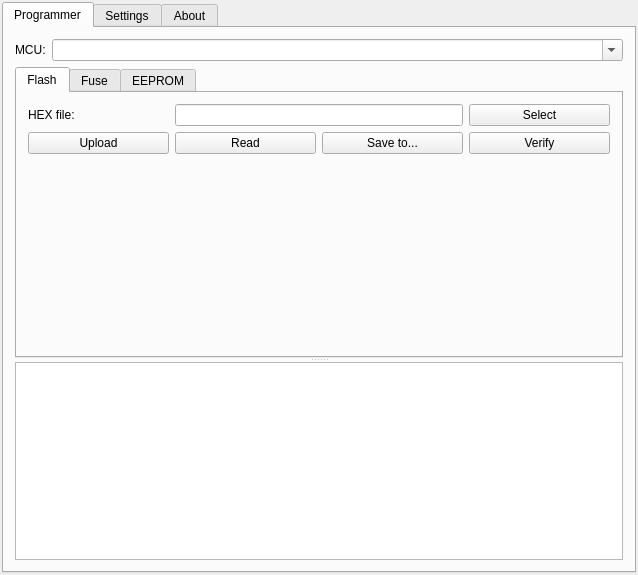
Qt form src/qavr.ui (h4tr3d/qavr) before a commit.
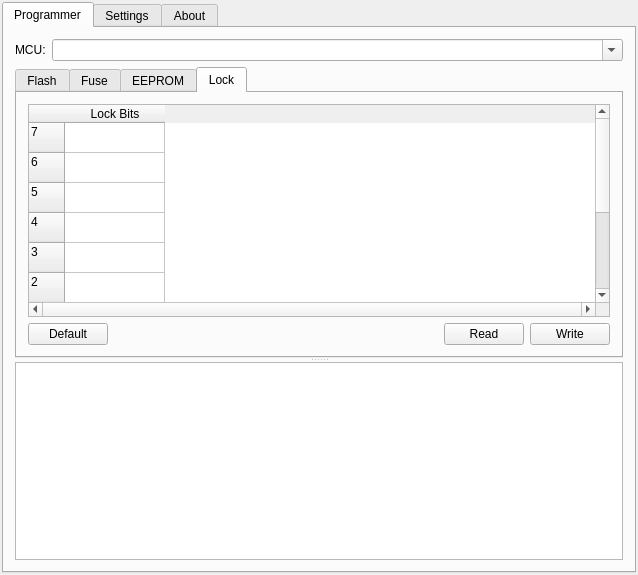
The same form after that commit. The open tabs and pages were chosen to show the change.

Commit message: Реализована поддержка lock-битов Реализована возможность выбора формата прошивки для Flash и EEPROM Скорректирована утилита для преобразования XML описаний из комплекта AvrStudio в формат, понятный для QAvr: теперь учитываются lock биты.

```diff
--- a/src/qavr.ui
+++ b/src/qavr.ui
@@ -53,7 +53,7 @@
          <property name="orientation">
           <enum>Qt::Vertical</enum>
          </property>
-         <widget class="QTabWidget" name="tabWidget">
+         <widget class="QTabWidget" name="programmer_tabs">
           <property name="currentIndex">
            <number>0</number>
           </property>
@@ -62,27 +62,34 @@
             <string>Flash</string>
            </attribute>
            <layout class="QGridLayout" name="gridLayout">
-            <item row="0" column="0">
+            <item row="0" column="0" colspan="4">
+             <layout class="QHBoxLayout" name="horizontalLayout_4">
+              <item>
              <widget class="QLabel" name="label_7">
               <property name="text">
-               <string>HEX file:</string>
+                 <string>flash file:</string>
               </property>
              </widget>
             </item>
-            <item row="0" column="1" colspan="2">
-             <widget class="QLineEdit" name="hex_file">
+              <item>
+               <widget class="QLineEdit" name="flash_file">
               <property name="readOnly">
                <bool>true</bool>
               </property>
              </widget>
             </item>
-            <item row="0" column="3">
+              <item>
+               <widget class="QComboBox" name="flash_format"/>
+              </item>
+              <item>
              <widget class="QPushButton" name="select_hex_file">
               <property name="text">
                <string>Select</string>
               </property>
              </widget>
             </item>
+             </layout>
+            </item>
             <item row="1" column="0">
              <widget class="QPushButton" name="hex_upload">
               <property name="text">
@@ -276,23 +283,30 @@
             <string>EEPROM</string>
            </attribute>
            <layout class="QGridLayout" name="gridLayout_2">
-            <item row="0" column="0">
+            <item row="0" column="0" colspan="4">
+             <layout class="QHBoxLayout" name="horizontalLayout_5">
+              <item>
              <widget class="QLabel" name="label_9">
               <property name="text">
                <string>EEPROM file:</string>
               </property>
              </widget>
             </item>
-            <item row="0" column="1" colspan="2">
+              <item>
              <widget class="QLineEdit" name="eeprom_file"/>
             </item>
-            <item row="0" column="3">
+              <item>
+               <widget class="QComboBox" name="eeprom_format"/>
+              </item>
+              <item>
              <widget class="QPushButton" name="select_eeprom">
               <property name="text">
                <string>Select</string>
               </property>
              </widget>
             </item>
+             </layout>
+            </item>
             <item row="1" column="0">
              <widget class="QPushButton" name="upload_eeprom">
               <property name="text">
@@ -310,7 +324,7 @@
             <item row="1" column="2">
              <widget class="QPushButton" name="save_eeprom">
               <property name="text">
-               <string>Save to..</string>
+               <string>Save to...</string>
               </property>
              </widget>
             </item>
@@ -336,6 +350,141 @@
             </item>
            </layout>
           </widget>
+          <widget class="QWidget" name="tab_7">
+           <attribute name="title">
+            <string>Lock</string>
+           </attribute>
+           <layout class="QVBoxLayout" name="verticalLayout_4">
+            <item>
+             <widget class="QTableWidget" name="lock_table">
+              <property name="verticalScrollBarPolicy">
+               <enum>Qt::ScrollBarAlwaysOn</enum>
+              </property>
+              <property name="horizontalScrollBarPolicy">
+               <enum>Qt::ScrollBarAlwaysOn</enum>
+              </property>
+              <property name="showGrid">
+               <bool>true</bool>
+              </property>
+              <property name="rowCount">
+               <number>9</number>
+              </property>
+              <row>
+               <property name="text">
+                <string>7</string>
+               </property>
+               <property name="textAlignment">
+                <set>AlignLeft|AlignTop</set>
+               </property>
+              </row>
+              <row>
+               <property name="text">
+                <string>6</string>
+               </property>
+               <property name="textAlignment">
+                <set>AlignLeft|AlignTop</set>
+               </property>
+              </row>
+              <row>
+               <property name="text">
+                <string>5</string>
+               </property>
+               <property name="textAlignment">
+                <set>AlignLeft|AlignTop</set>
+               </property>
+              </row>
+              <row>
+               <property name="text">
+                <string>4</string>
+               </property>
+               <property name="textAlignment">
+                <set>AlignLeft|AlignTop</set>
+               </property>
+              </row>
+              <row>
+               <property name="text">
+                <string>3</string>
+               </property>
+               <property name="textAlignment">
+                <set>AlignLeft|AlignTop</set>
+               </property>
+              </row>
+              <row>
+               <property name="text">
+                <string>2</string>
+               </property>
+               <property name="textAlignment">
+                <set>AlignLeft|AlignTop</set>
+               </property>
+              </row>
+              <row>
+               <property name="text">
+                <string>1</string>
+               </property>
+               <property name="textAlignment">
+                <set>AlignLeft|AlignTop</set>
+               </property>
+              </row>
+              <row>
+               <property name="text">
+                <string>0</string>
+               </property>
+               <property name="textAlignment">
+                <set>AlignLeft|AlignTop</set>
+               </property>
+              </row>
+              <row>
+               <property name="text">
+                <string>Value</string>
+               </property>
+              </row>
+              <column>
+               <property name="text">
+                <string>Lock Bits</string>
+               </property>
+              </column>
+             </widget>
+            </item>
+            <item>
+             <layout class="QHBoxLayout" name="horizontalLayout_3">
+              <item>
+               <widget class="QPushButton" name="lock_default">
+                <property name="text">
+                 <string>Default</string>
+                </property>
+               </widget>
+              </item>
+              <item>
+               <spacer name="horizontalSpacer_3">
+                <property name="orientation">
+                 <enum>Qt::Horizontal</enum>
+                </property>
+                <property name="sizeHint" stdset="0">
+                 <size>
+                  <width>40</width>
+                  <height>20</height>
+                 </size>
+                </property>
+               </spacer>
+              </item>
+              <item>
+               <widget class="QPushButton" name="lock_read">
+                <property name="text">
+                 <string>Read</string>
+                </property>
+               </widget>
+              </item>
+              <item>
+               <widget class="QPushButton" name="lock_write">
+                <property name="text">
+                 <string>Write</string>
+                </property>
+               </widget>
+              </item>
+             </layout>
+            </item>
+           </layout>
+          </widget>
          </widget>
          <widget class="QPlainTextEdit" name="flash_output">
           <property name="readOnly">
```
Lines whose indentation alone changed are shown as unchanged. The commit also changes 5 other files.
